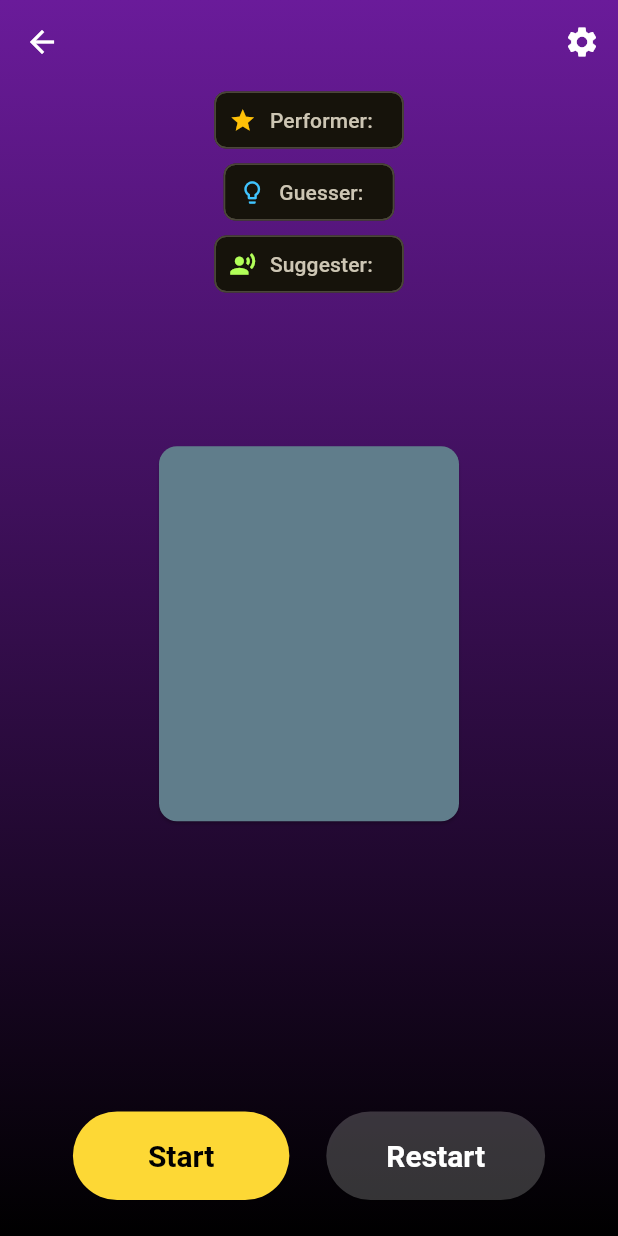
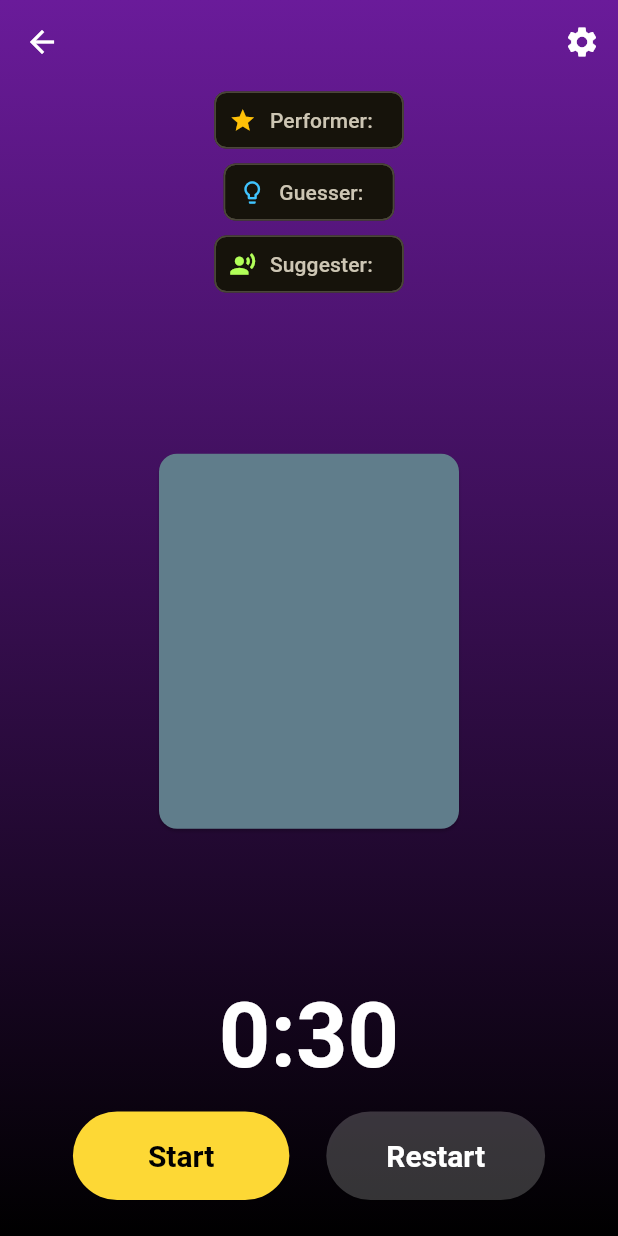
Before and after one commit to Zidan300/ARE-U, a Flutter app: the GameScreen screen opened directly with empty values, on a phone screen of 412 x 824 dp. Run offline on Flutter 3.47's test engine with Material 3 defaults, Android fonts, the phone set to English and light mode, and no system bars; our stand-ins replace audioplayers.

Commit message:
fixed countdown timer number

```diff
--- a/lib/screens/game_screen.dart
+++ b/lib/screens/game_screen.dart
@@ -4,7 +4,6 @@ import 'dart:math';
 import 'package:appcomplication_app/utils/sound_service.dart';
 import 'package:appcomplication_app/widgets/card_flip_widget.dart';
 import 'package:appcomplication_app/widgets/settings_overlay.dart';
-import 'package:appcomplication_app/widgets/game_card_widget.dart'; // Import the new widget
 import 'package:flutter/material.dart';
 
 class GameScreen extends StatefulWidget {
@@ -43,7 +42,6 @@ class _GameScreenState extends State<GameScreen> with TickerProviderStateMixin {
     _timeUpPulseController = AnimationController(vsync: this, duration: const Duration(milliseconds: 600), reverseDuration: const Duration(milliseconds: 600));
     _panicShakeController = AnimationController(vsync: this, duration: const Duration(milliseconds: 700));
 
-    // Start the first round when the screen loads.
     _startNewRound(isFirstRound: true);
   }
 
@@ -53,7 +51,7 @@ class _GameScreenState extends State<GameScreen> with TickerProviderStateMixin {
     _cardFlipController.dispose();
     _timeUpPulseController.dispose();
     _panicShakeController.dispose();
-    _resetAudio(); // Ensure all sounds are stopped.
+    _resetAudio();
     super.dispose();
   }
 
@@ -197,8 +195,20 @@ class _GameScreenState extends State<GameScreen> with TickerProviderStateMixin {
     return CardFlipWidget(
       controller: _cardFlipController,
       front: const Card(color: Colors.blueGrey, child: SizedBox(width: 200, height: 250)),
-      // The back of the card now uses the new ShinyCardWidget
-      back: GameCardWidget(cardType: _cardType ?? ''),
+      back: Card(
+        color: const Color(0xFFFDD835),
+        shape: RoundedRectangleBorder(borderRadius: BorderRadius.circular(15.0)),
+        elevation: 8.0,
+        child: SizedBox(
+          width: 200, height: 250,
+          child: Stack(
+            children: [
+              Center(child: Text(_cardType == 'ACT' ? 'ACT' : 'GESTURE', style: const TextStyle(fontSize: 36, fontWeight: FontWeight.bold, color: Colors.black))),
+              Positioned(bottom: 12.0, left: 0, right: 0, child: Text(_cardType == 'ACT' ? 'RolePlay' : 'Warning: Cannot Speak', textAlign: TextAlign.center, style: TextStyle(fontSize: 14, fontWeight: _cardType == 'ACT' ? FontWeight.w600 : FontWeight.normal, fontStyle: _cardType == 'GESTURE' ? FontStyle.italic : FontStyle.normal, color: Colors.black.withOpacity(0.8)))),
+            ],
+          )
+        ),
+      ),
     );
   }
 
@@ -209,32 +219,42 @@ class _GameScreenState extends State<GameScreen> with TickerProviderStateMixin {
     );
   }
 
+  // This widget has been updated for cross-platform compatibility.
   Widget _buildTimerWidget() {
     bool isPanic = _countdown <= 10 && _isTimerRunning;
-    return Container(
-      width: double.infinity,
-      height: 80.0, // Dedicate fixed height for the timer so it doesn't shrink to zero
-      alignment: Alignment.center,
-      child: FittedBox(
-        fit: BoxFit.contain, // Scale the text to fit within the container
-        child: AnimatedDefaultTextStyle(
+
+    return AnimatedDefaultTextStyle(
       duration: const Duration(milliseconds: 300),
       style: TextStyle(
         fontSize: 60,
         fontWeight: FontWeight.bold,
         color: isPanic ? Colors.redAccent : Colors.white,
-            shadows: [Shadow(blurRadius: 10, color: Colors.black.withValues(alpha: 0.5))], // Enhance visibility against background
+        // Add a red "glow" effect using shadows during panic mode.
+        shadows: isPanic
+            ? [
+                const Shadow(blurRadius: 10.0, color: Colors.redAccent),
+                const Shadow(blurRadius: 20.0, color: Colors.redAccent),
+              ]
+            : [],
       ),
       child: AnimatedBuilder(
         animation: _panicShakeController,
         builder: (context, child) {
-              final shakeValue = isPanic ? sin(_panicShakeController.value * 2 * pi) * 4.0 : 0.0;
-              final scaleValue = isPanic ? 1.0 + (_panicShakeController.value * 0.05) : 1.0;
-              return Transform(alignment: Alignment.center, transform: Matrix4.identity()..translateByDouble(shakeValue, 0, 0, 0)..scaleByDouble(scaleValue, scaleValue, scaleValue, 1.0), child: child);
+          // Only apply the shake/scale if in panic mode.
+          if (!isPanic) {
+            return child!;
+          }
+          final shakeValue = sin(_panicShakeController.value * 2 * pi) * 5.0; // Horizontal shake
+          final scaleValue = 1.0 + sin(_panicShakeController.value * pi) * 0.05; // Gentle pulse
+          return Transform.translate(
+            offset: Offset(shakeValue, 0),
+            child: Transform.scale(
+              scale: scaleValue,
+              child: child,
+            ),
+          );
         },
         child: Text('0:${_countdown.toString().padLeft(2, '0')}'),
-          ),
-        ),
       ),
     );
   }
@@ -244,7 +264,7 @@ class _GameScreenState extends State<GameScreen> with TickerProviderStateMixin {
       mainAxisAlignment: MainAxisAlignment.spaceEvenly,
       children: [
         ElevatedButton(onPressed: _isTimerRunning ? null : _startTimer, style: ElevatedButton.styleFrom(backgroundColor: Theme.of(context).colorScheme.primary, foregroundColor: Colors.black, padding: const EdgeInsets.symmetric(horizontal: 50, vertical: 18), textStyle: const TextStyle(fontSize: 20, fontWeight: FontWeight.bold)), child: const Text('Start')),
-        ElevatedButton(onPressed: () => _startNewRound(), style: ElevatedButton.styleFrom(backgroundColor: Colors.white.withValues(alpha: 0.2), foregroundColor: Colors.white, padding: const EdgeInsets.symmetric(horizontal: 40, vertical: 18), textStyle: const TextStyle(fontSize: 20, fontWeight: FontWeight.bold)), child: const Text('Restart')),
+        ElevatedButton(onPressed: () => _startNewRound(), style: ElevatedButton.styleFrom(backgroundColor: Colors.white.withOpacity(0.2), foregroundColor: Colors.white, padding: const EdgeInsets.symmetric(horizontal: 40, vertical: 18), textStyle: const TextStyle(fontSize: 20, fontWeight: FontWeight.bold)), child: const Text('Restart')),
       ],
     );
   }
```
Lines whose indentation alone changed are shown as unchanged.
